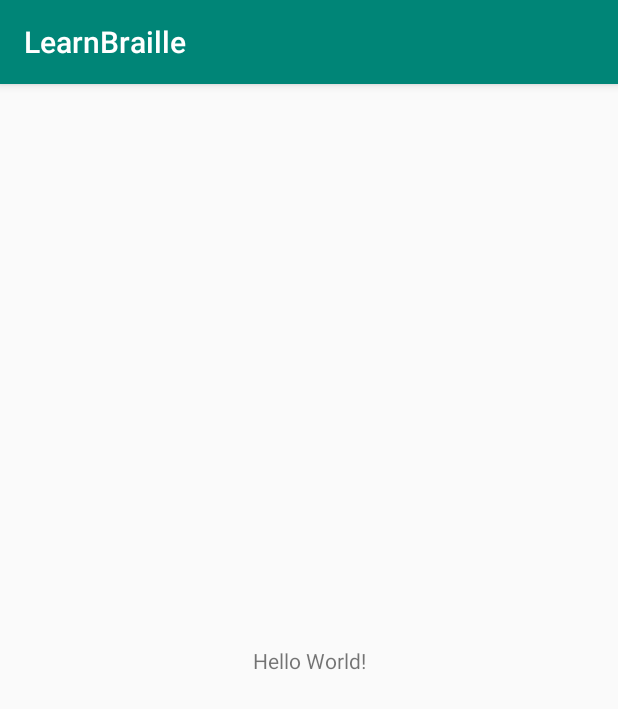
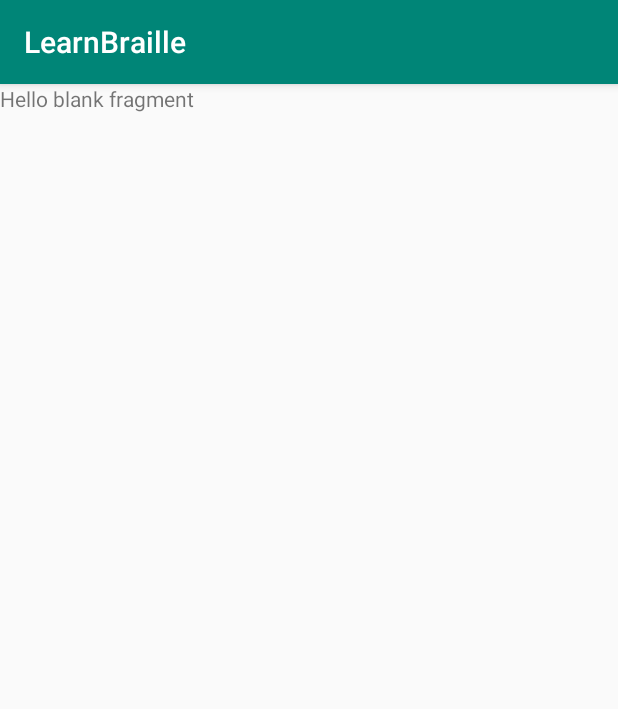
Before and after one commit to braille-systems/learn-braille, an Android app: the screen it shows after launch (MainActivity), on a phone screen of 412 x 824 dp. Shown: the top 709 px of the screen. Run offline under Robolectric (Android 15) with nearby library versions, the phone set to English and light mode, and no system bars; our stand-ins replace data binding.

Commit message:
Fragment arch fix. Now runs great

```diff
--- a/android/app/src/main/java/ru/spbstu/amd/learnbraille/MainActivity.kt
+++ b/android/app/src/main/java/ru/spbstu/amd/learnbraille/MainActivity.kt
@@ -2,11 +2,13 @@ package ru.spbstu.amd.learnbraille
 
 import androidx.appcompat.app.AppCompatActivity
 import android.os.Bundle
+import androidx.databinding.DataBindingUtil
+import ru.spbstu.amd.learnbraille.databinding.ActivityMainBinding
 
 class MainActivity : AppCompatActivity() {
 
     override fun onCreate(savedInstanceState: Bundle?) {
         super.onCreate(savedInstanceState)
-        setContentView(R.layout.activity_main)
+        val binding = DataBindingUtil.setContentView<ActivityMainBinding>(this, R.layout.activity_main)
     }
 }
--- a/android/app/src/main/res/layout/activity_main.xml
+++ b/android/app/src/main/res/layout/activity_main.xml
@@ -1,18 +1,17 @@
-<?xml version="1.0" encoding="utf-8"?>
-<androidx.constraintlayout.widget.ConstraintLayout xmlns:android="http://schemas.android.com/apk/res/android"
-    xmlns:app="http://schemas.android.com/apk/res-auto"
-    xmlns:tools="http://schemas.android.com/tools"
-    android:layout_width="match_parent"
-    android:layout_height="match_parent"
-    tools:context=".MainActivity">
+<layout xmlns:android="http://schemas.android.com/apk/res/android"
+    xmlns:app="http://schemas.android.com/apk/res-auto">
 
-    <TextView
-        android:layout_width="wrap_content"
-        android:layout_height="wrap_content"
-        android:text="Hello World!"
-        app:layout_constraintBottom_toBottomOf="parent"
-        app:layout_constraintLeft_toLeftOf="parent"
-        app:layout_constraintRight_toRightOf="parent"
-        app:layout_constraintTop_toTopOf="parent" />
+    <LinearLayout
+        android:layout_width="match_parent"
+        android:layout_height="match_parent"
+        android:orientation="vertical">
 
-</androidx.constraintlayout.widget.ConstraintLayout>
+        <fragment
+            android:id="@+id/myNavHostFragment"
+            android:name="androidx.navigation.fragment.NavHostFragment"
+            android:layout_width="match_parent"
+            android:layout_height="match_parent"
+            app:defaultNavHost="true"
+            app:navGraph="@navigation/navigation" />
+    </LinearLayout>
+</layout>
--- a/android/app/src/main/res/layout/fragment_greeting.xml
+++ b/android/app/src/main/res/layout/fragment_greeting.xml
@@ -1,5 +1,6 @@
 <?xml version="1.0" encoding="utf-8"?>
-<FrameLayout xmlns:android="http://schemas.android.com/apk/res/android"
+<FrameLayout
+    xmlns:android="http://schemas.android.com/apk/res/android"
     xmlns:tools="http://schemas.android.com/tools"
     android:layout_width="match_parent"
     android:layout_height="match_parent"
--- a/android/build.gradle
+++ b/android/build.gradle
@@ -3,15 +3,18 @@
 buildscript {
     ext {
         kotlin_version = '1.3.61'
+        version_navigation = '1.0.0'
     }
     repositories {
         google()
         jcenter()
-
     }
     dependencies {
         classpath 'com.android.tools.build:gradle:3.5.3'
         classpath "org.jetbrains.kotlin:kotlin-gradle-plugin:$kotlin_version"
+        classpath "android.arch.navigation:navigation-safe-args-gradle-plugin:$version_navigation"
+
+
         // NOTE: Do not place your application dependencies here; they belong
         // in the individual module build.gradle files
     }
```
Also changed, not shown: android/app/build.gradle (+13 -0 lines), android/app/src/main/java/ru/spbstu/amd/learnbraille/ExitFragment.kt (+8 -8 lines), android/app/src/main/java/ru/spbstu/amd/learnbraille/GreetingFragment.kt (+8 -8 lines), android/app/src/main/java/ru/spbstu/amd/learnbraille/MenuFragment.kt (+8 -8 lines), android/app/src/main/java/ru/spbstu/amd/learnbraille/PracticeFragment.kt (+8 -8 lines).
